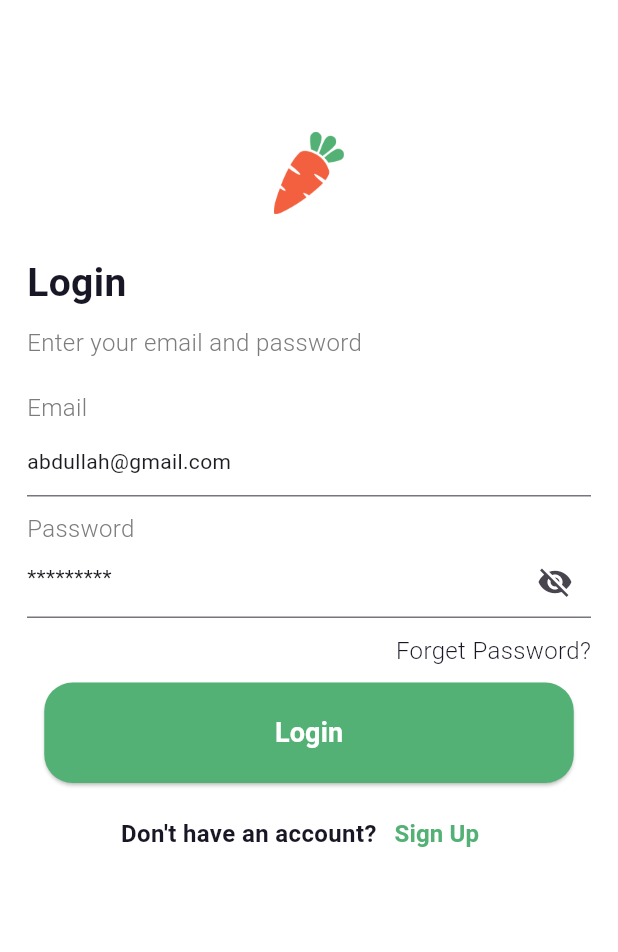
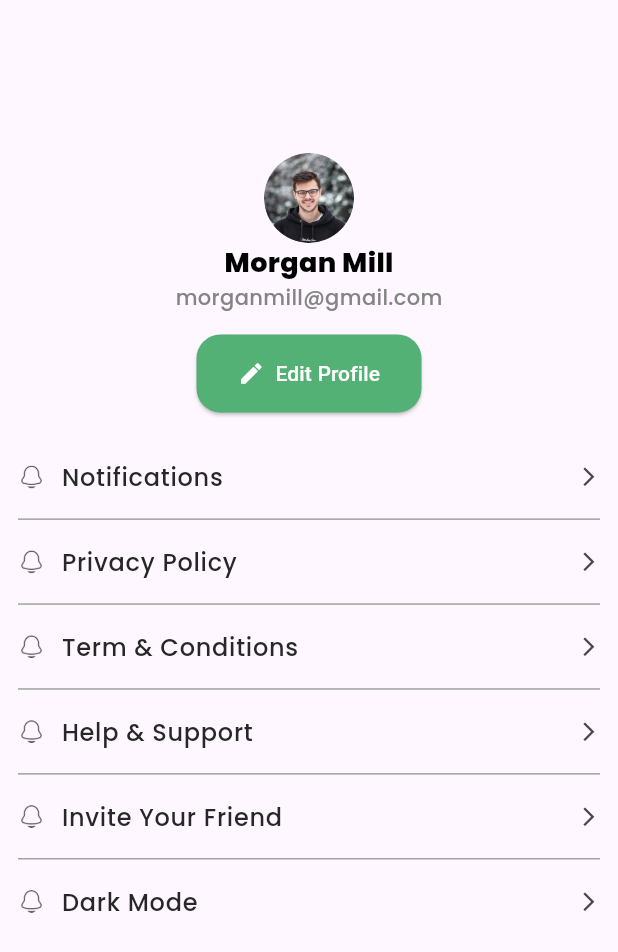
Before and after one commit to AbRehman536/yahya_project, a Flutter app: the screen it shows after launch, on a phone screen of 412 x 824 dp. Shown: the top 952 px of the screen. Run offline on Flutter 3.47's test engine with Material 3 defaults, Android fonts, the phone set to English and light mode, and no system bars; our stand-ins replace device_preview, google_fonts.

Commit message:
List Tile done

```diff
--- a/lib/extra/app_bar/app_bar.dart
+++ b/lib/extra/app_bar/app_bar.dart
@@ -39,6 +39,15 @@ class AppBarScreen extends StatelessWidget {
           onPressed: (){},
         icon: Icon(Icons.add),
       ),
+      body: Row(
+        mainAxisAlignment: .spaceBetween,
+        children: [
+          Icon(Icons.favorite),
+          Icon(Icons.favorite),
+          Icon(Icons.favorite),
+          Icon(Icons.favorite),
+        ],
+      ),
     );
   }
 }
--- a/lib/main.dart
+++ b/lib/main.dart
@@ -6,6 +6,7 @@ import 'package:yahya_project/screens/home/beverages.dart';
 import 'package:yahya_project/screens/home/explore.dart';
 import 'package:yahya_project/screens/home/favorite.dart';
 import 'package:yahya_project/screens/home/filter.dart';
+import 'package:yahya_project/screens/profile/profile_screen.dart';
 import 'package:yahya_project/screens/start_screens/on_boarding.dart';
 import 'package:yahya_project/screens/start_screens/splash_screen.dart';
 
@@ -31,7 +32,7 @@ class MyApp extends StatelessWidget {
       locale: DevicePreview.locale(context),
       builder: DevicePreview.appBuilder,
 
-      home: LoginScreen(),
+      home: ProfileScreen(),
     );
   }
 }
--- /dev/null
+++ b/lib/screens/profile/profile_screen.dart
@@ -0,0 +1,104 @@
+import 'package:flutter/material.dart';
+import 'package:google_fonts/google_fonts.dart';
+import 'package:yahya_project/utils/app_assets.dart';
+import 'package:yahya_project/utils/app_colors.dart';
+import 'package:yahya_project/widgets/custom_listTile.dart';
+
+class ProfileScreen extends StatelessWidget {
+  const ProfileScreen({super.key});
+
+  @override
+  Widget build(BuildContext context) {
+    return Scaffold(
+      body: Padding(
+        padding: const EdgeInsets.all(12.0),
+        child: Column(
+          children: [
+            SizedBox(height: 90,),
+            CircleAvatar(
+                radius: 30,
+                backgroundImage: AssetImage(AppAssets.profileImage),),
+            Text("Morgan Mill",style: GoogleFonts.poppins(
+              fontSize: 18,
+              fontWeight: FontWeight.w800,
+              color: Colors.black
+            ),),
+            Text("morganmill@gmail.com",
+              style: GoogleFonts.poppins(
+                fontSize: 14,
+                fontWeight: FontWeight.w500,
+                color: Color(0xff848484)
+            ),),
+            SizedBox(height: 15,),
+            SizedBox(
+              width: 150,
+              height: 52,
+              child: ElevatedButton(onPressed: (){}
+                  , child: Row(
+                  mainAxisAlignment: .spaceAround,
+                    children: [
+                      Icon(Icons.edit),
+                     // SizedBox(width: 5,),
+                      Text("Edit Profile")
+                    ],
+                  ),
+                style: ElevatedButton.styleFrom(
+                  backgroundColor: AppColors.primaryColor,
+                  foregroundColor: AppColors.secondaryColor,
+                    shape: RoundedRectangleBorder(
+                      borderRadius: .circular(16)
+                    )
+                ),
+              ),
+            ),
+            SizedBox(height: 15,),
+            CustomListTile(
+                leading: Image.asset(AppAssets.notificationIcon,width: 18,height: 20,),
+                trailing: Icon(Icons.arrow_forward_ios_sharp,size: 15,),
+                title: "Notifications"),
+            Divider(
+              height: 0.6,
+              color: Color(0xffA2A2A2),
+            ),
+            CustomListTile(
+                leading: Image.asset(AppAssets.notificationIcon,width: 18,height: 20,),
+                trailing: Icon(Icons.arrow_forward_ios_sharp,size: 15,),
+                title: "Privacy Policy"),
+            Divider(
+              height: 0.6,
+              color: Color(0xffA2A2A2),
+            ),
+            CustomListTile(
+                leading: Image.asset(AppAssets.notificationIcon,width: 18,height: 20,),
+                trailing: Icon(Icons.arrow_forward_ios_sharp,size: 15,),
+                title: "Term & Conditions"),
+            Divider(
+              height: 0.6,
+              color: Color(0xffA2A2A2),
+            ),
+            CustomListTile(
+                leading: Image.asset(AppAssets.notificationIcon,width: 18,height: 20,),
+                trailing: Icon(Icons.arrow_forward_ios_sharp,size: 15,),
+                title: "Help & Support"),
+            Divider(
+              height: 0.6,
+              color: Color(0xffA2A2A2),
+            ),
+            CustomListTile(
+                leading: Image.asset(AppAssets.notificationIcon,width: 18,height: 20,),
+                trailing: Icon(Icons.arrow_forward_ios_sharp,size: 15,),
+                title: "Invite Your Friend"),
+            Divider(
+              height: 0.6,
+              color: Color(0xffA2A2A2),
+            ),
+            CustomListTile(
+                leading: Image.asset(AppAssets.notificationIcon,width: 18,height: 20,),
+                trailing: Icon(Icons.arrow_forward_ios_sharp,size: 15,),
+                title: "Dark Mode"),
+          ],
+        ),
+      ),
+    );
+  }
+}
--- a/lib/utils/app_assets.dart
+++ b/lib/utils/app_assets.dart
@@ -1,5 +1,12 @@
 class AppAssets {
+
+  ///Images
   static String splashLogo = "assets/images/splashLogo.png";
   static String onBoarding = "assets/images/onBoarding.png";
   static String carrotImage = "assets/images/carrot.png";
+  static String profileImage = "assets/images/profile.png";
+
+
+  ///Icons
+  static String notificationIcon = "assets/icons/notification.png";
 }
--- /dev/null
+++ b/lib/widgets/custom_listTile.dart
@@ -0,0 +1,26 @@
+import 'package:flutter/material.dart';
+import 'package:google_fonts/google_fonts.dart';
+
+class CustomListTile extends StatelessWidget {
+  final Widget leading;
+  final Widget trailing;
+  final String title;
+  const CustomListTile({super.key, required this.leading, required this.trailing, required this.title});
+
+  @override
+  Widget build(BuildContext context) {
+    return ListTile(
+      //dense: true,
+      contentPadding: .zero,
+      horizontalTitleGap: 5,
+      leading: leading,
+      title: Text(title,style: GoogleFonts.poppins(
+        fontSize: 16,
+        fontWeight: FontWeight.w500,
+        color: Color(0xff272727)
+      ),),
+      //subtitle: Text("Subtitle"),
+      trailing: trailing,
+    );
+  }
+}
--- a/pubspec.yaml
+++ b/pubspec.yaml
@@ -35,6 +35,7 @@ dependencies:
   # The following adds the Cupertino Icons font to your application.
   # Use with the CupertinoIcons class for iOS style icons.
   cupertino_icons: ^1.0.8
+  google_fonts: ^8.2.1
 
 
 dev_dependencies:
@@ -63,6 +64,7 @@ flutter:
   # assets:
   assets:
     - assets/images/
+    - assets/icons/
   #   - images/a_dot_burr.jpeg
   #   - images/a_dot_ham.jpeg
 
```
Also changed, not shown: assets/icons/notification.png (added), assets/images/profile.png (added), pubspec.lock, 1 other file.
